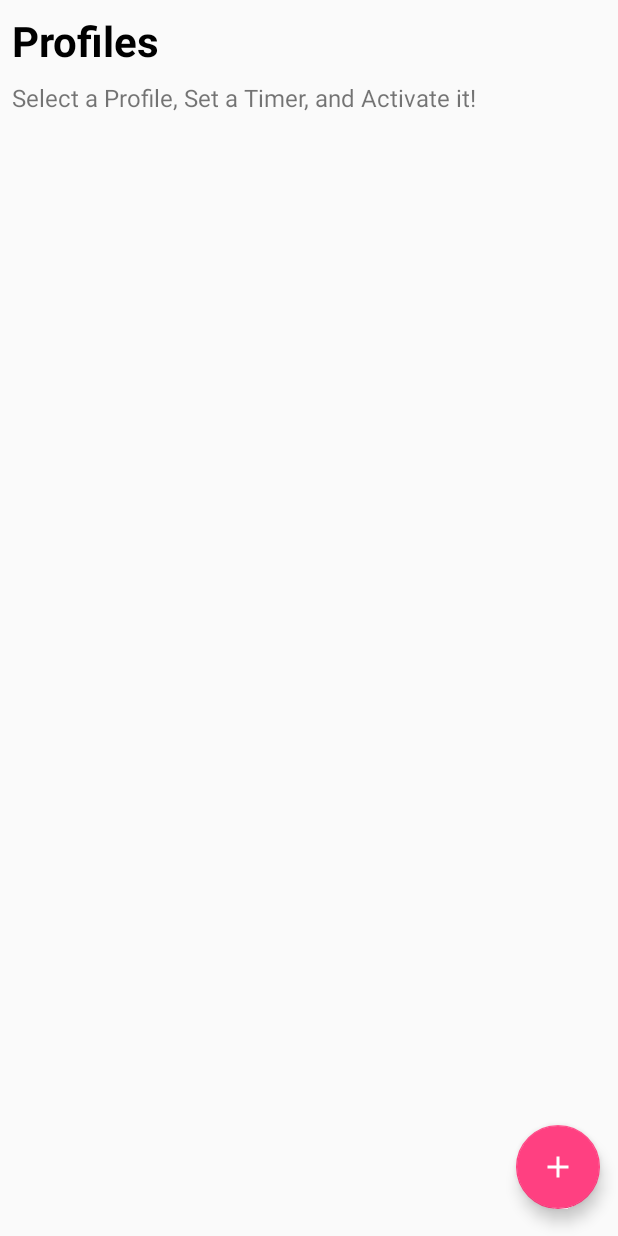
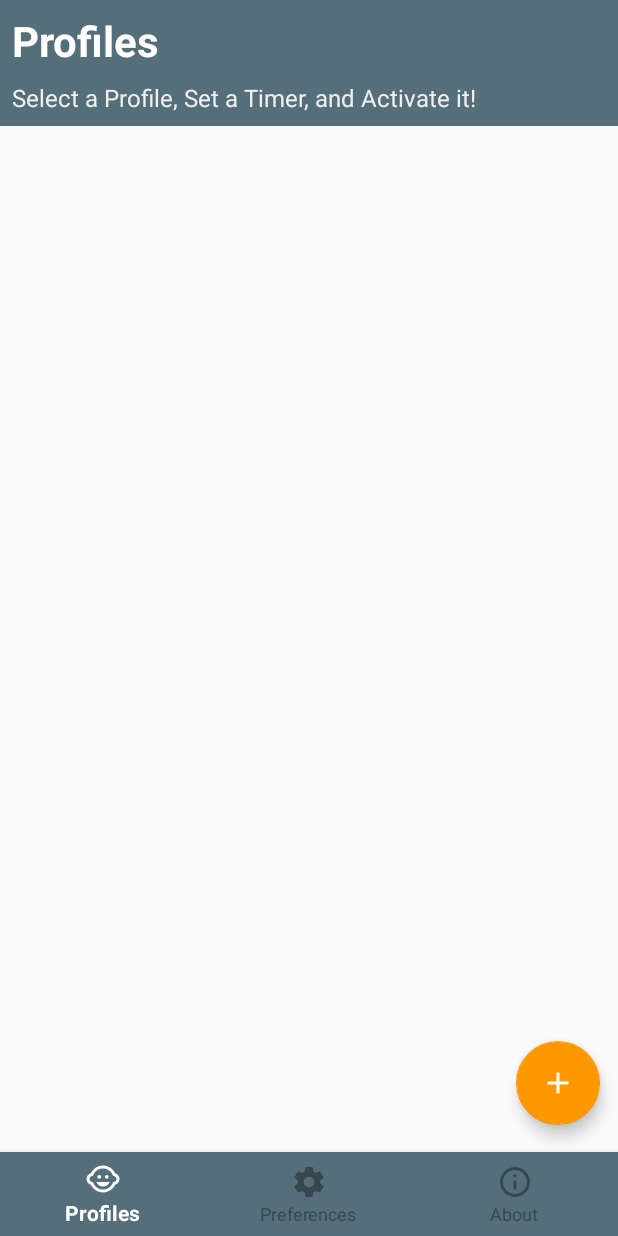
Before and after one commit to a7r3/LockIt, an Android app: the screen it shows after launch (MainActivity), on a phone screen of 412 x 824 dp. Run offline under Robolectric (Android 15) with nearby library versions, the phone set to English and light mode, and no system bars; our stand-ins replace RxJava.

Commit message:
New Colors; Bring in BottomNavigation (Just the UI)
Signed-off-by: Arvindraj <arvindultimate7352@gmail.com>

```diff
--- /dev/null
+++ b/app/src/main/res/color/bottom_nav_colors.xml
@@ -0,0 +1,5 @@
+<?xml version="1.0" encoding="utf-8"?>
+<selector xmlns:android="http://schemas.android.com/apk/res/android">
+    <item android:state_checked="false" android:color="@color/colorPrimaryDark" />
+    <item android:state_checked="true" android:color="#fff" />
+</selector>
--- /dev/null
+++ b/app/src/main/res/drawable/ic_child_care_black_24dp.xml
@@ -0,0 +1,15 @@
+<vector xmlns:android="http://schemas.android.com/apk/res/android"
+        android:width="24dp"
+        android:height="24dp"
+        android:viewportWidth="24.0"
+        android:viewportHeight="24.0">
+    <path
+        android:fillColor="#FF000000"
+        android:pathData="M14.5,10.5m-1.25,0a1.25,1.25 0,1 1,2.5 0a1.25,1.25 0,1 1,-2.5 0"/>
+    <path
+        android:fillColor="#FF000000"
+        android:pathData="M9.5,10.5m-1.25,0a1.25,1.25 0,1 1,2.5 0a1.25,1.25 0,1 1,-2.5 0"/>
+    <path
+        android:fillColor="#FF000000"
+        android:pathData="M22.94,12.66c0.04,-0.21 0.06,-0.43 0.06,-0.66s-0.02,-0.45 -0.06,-0.66c-0.25,-1.51 -1.36,-2.74 -2.81,-3.17 -0.53,-1.12 -1.28,-2.1 -2.19,-2.91C16.36,3.85 14.28,3 12,3s-4.36,0.85 -5.94,2.26c-0.92,0.81 -1.67,1.8 -2.19,2.91 -1.45,0.43 -2.56,1.65 -2.81,3.17 -0.04,0.21 -0.06,0.43 -0.06,0.66s0.02,0.45 0.06,0.66c0.25,1.51 1.36,2.74 2.81,3.17 0.52,1.11 1.27,2.09 2.17,2.89C7.62,20.14 9.71,21 12,21s4.38,-0.86 5.97,-2.28c0.9,-0.8 1.65,-1.79 2.17,-2.89 1.44,-0.43 2.55,-1.65 2.8,-3.17zM19,14c-0.1,0 -0.19,-0.02 -0.29,-0.03 -0.2,0.67 -0.49,1.29 -0.86,1.86C16.6,17.74 14.45,19 12,19s-4.6,-1.26 -5.85,-3.17c-0.37,-0.57 -0.66,-1.19 -0.86,-1.86 -0.1,0.01 -0.19,0.03 -0.29,0.03 -1.1,0 -2,-0.9 -2,-2s0.9,-2 2,-2c0.1,0 0.19,0.02 0.29,0.03 0.2,-0.67 0.49,-1.29 0.86,-1.86C7.4,6.26 9.55,5 12,5s4.6,1.26 5.85,3.17c0.37,0.57 0.66,1.19 0.86,1.86 0.1,-0.01 0.19,-0.03 0.29,-0.03 1.1,0 2,0.9 2,2s-0.9,2 -2,2zM7.5,14c0.76,1.77 2.49,3 4.5,3s3.74,-1.23 4.5,-3h-9z"/>
+</vector>
--- /dev/null
+++ b/app/src/main/res/drawable/ic_info_outline_black_24dp.xml
@@ -0,0 +1,9 @@
+<vector xmlns:android="http://schemas.android.com/apk/res/android"
+        android:width="24dp"
+        android:height="24dp"
+        android:viewportWidth="24.0"
+        android:viewportHeight="24.0">
+    <path
+        android:fillColor="#FF000000"
+        android:pathData="M11,17h2v-6h-2v6zM12,2C6.48,2 2,6.48 2,12s4.48,10 10,10 10,-4.48 10,-10S17.52,2 12,2zM12,20c-4.41,0 -8,-3.59 -8,-8s3.59,-8 8,-8 8,3.59 8,8 -3.59,8 -8,8zM11,9h2L13,7h-2v2z"/>
+</vector>
--- /dev/null
+++ b/app/src/main/res/drawable/ic_settings_black_24dp.xml
@@ -0,0 +1,9 @@
+<vector xmlns:android="http://schemas.android.com/apk/res/android"
+        android:width="24dp"
+        android:height="24dp"
+        android:viewportWidth="24.0"
+        android:viewportHeight="24.0">
+    <path
+        android:fillColor="#FF000000"
+        android:pathData="M19.43,12.98c0.04,-0.32 0.07,-0.64 0.07,-0.98s-0.03,-0.66 -0.07,-0.98l2.11,-1.65c0.19,-0.15 0.24,-0.42 0.12,-0.64l-2,-3.46c-0.12,-0.22 -0.39,-0.3 -0.61,-0.22l-2.49,1c-0.52,-0.4 -1.08,-0.73 -1.69,-0.98l-0.38,-2.65C14.46,2.18 14.25,2 14,2h-4c-0.25,0 -0.46,0.18 -0.49,0.42l-0.38,2.65c-0.61,0.25 -1.17,0.59 -1.69,0.98l-2.49,-1c-0.23,-0.09 -0.49,0 -0.61,0.22l-2,3.46c-0.13,0.22 -0.07,0.49 0.12,0.64l2.11,1.65c-0.04,0.32 -0.07,0.65 -0.07,0.98s0.03,0.66 0.07,0.98l-2.11,1.65c-0.19,0.15 -0.24,0.42 -0.12,0.64l2,3.46c0.12,0.22 0.39,0.3 0.61,0.22l2.49,-1c0.52,0.4 1.08,0.73 1.69,0.98l0.38,2.65c0.03,0.24 0.24,0.42 0.49,0.42h4c0.25,0 0.46,-0.18 0.49,-0.42l0.38,-2.65c0.61,-0.25 1.17,-0.59 1.69,-0.98l2.49,1c0.23,0.09 0.49,0 0.61,-0.22l2,-3.46c0.12,-0.22 0.07,-0.49 -0.12,-0.64l-2.11,-1.65zM12,15.5c-1.93,0 -3.5,-1.57 -3.5,-3.5s1.57,-3.5 3.5,-3.5 3.5,1.57 3.5,3.5 -1.57,3.5 -3.5,3.5z"/>
+</vector>
--- a/app/src/main/res/layout/activity_main.xml
+++ b/app/src/main/res/layout/activity_main.xml
@@ -2,18 +2,21 @@
 <android.support.constraint.ConstraintLayout xmlns:android="http://schemas.android.com/apk/res/android"
     xmlns:app="http://schemas.android.com/apk/res-auto"
     android:layout_width="match_parent"
-    android:layout_height="match_parent">
+    android:layout_height="match_parent"
+    xmlns:tools="http://schemas.android.com/tools">
 
     <TextView
         android:id="@+id/main_title"
-        android:layout_width="wrap_content"
+        android:layout_width="0dp"
         android:layout_height="wrap_content"
-        android:layout_marginStart="8dp"
-        android:layout_marginTop="8dp"
+        android:paddingTop="8dp"
+        android:paddingStart="8dp"
+        android:background="@color/colorPrimary"
         android:text="Profiles"
-        android:textColor="#000"
+        android:textColor="#fff"
         android:textSize="28sp"
         android:textStyle="bold"
+        app:layout_constraintEnd_toEndOf="parent"
         app:layout_constraintStart_toStartOf="parent"
         app:layout_constraintTop_toTopOf="parent" />
 
@@ -21,11 +24,11 @@
         android:id="@+id/main_subtitle"
         android:layout_width="0dp"
         android:layout_height="wrap_content"
-        android:layout_marginEnd="8dp"
-        android:layout_marginStart="8dp"
-        android:layout_marginTop="8dp"
+        android:background="@color/colorPrimary"
+        android:padding="8dp"
         android:text="Select a Profile, Set a Timer, and Activate it!"
         android:textSize="16sp"
+        android:textColor="#f0f0f0"
         app:layout_constraintEnd_toEndOf="parent"
         app:layout_constraintStart_toStartOf="parent"
         app:layout_constraintTop_toBottomOf="@id/main_title" />
@@ -36,9 +39,10 @@
         android:layout_height="wrap_content"
         android:gravity="center"
         android:orientation="vertical"
-        app:layout_constraintBottom_toBottomOf="parent"
+        app:layout_constraintBottom_toTopOf="@id/main_navbar"
         app:layout_constraintEnd_toEndOf="parent"
         app:layout_constraintStart_toStartOf="parent"
+        android:visibility="gone"
         app:layout_constraintTop_toBottomOf="@id/main_subtitle">
 
         <ImageView
@@ -74,8 +78,8 @@
         android:id="@+id/profile_recyclerview"
         android:layout_width="0dp"
         android:layout_height="0dp"
-        android:layout_marginTop="8dp"
-        app:layout_constraintBottom_toBottomOf="parent"
+        tools:listitem="@layout/profile_item"
+        app:layout_constraintBottom_toTopOf="@id/main_navbar"
         app:layout_constraintEnd_toEndOf="parent"
         app:layout_constraintStart_toStartOf="parent"
         app:layout_constraintTop_toBottomOf="@id/main_subtitle" />
@@ -87,8 +91,23 @@
         android:src="@drawable/ic_add_black_24dp"
         android:tint="#fff"
         app:fabSize="normal"
+        app:layout_constraintBottom_toTopOf="@id/main_navbar"
         app:layout_constraintBottom_toBottomOf="parent"
         app:layout_constraintEnd_toEndOf="parent"
         app:useCompatPadding="true" />
 
+    <android.support.design.widget.BottomNavigationView
+        android:layout_width="match_parent"
+        android:id="@+id/main_navbar"
+        android:layout_height="wrap_content"
+        app:layout_constraintStart_toStartOf="parent"
+        app:layout_constraintEnd_toEndOf="parent"
+        app:layout_constraintBottom_toBottomOf="parent"
+        app:menu="@menu/bottom_nav_menu"
+        android:elevation="2dp"
+        android:background="@color/colorPrimary"
+        app:itemIconTint="@color/bottom_nav_colors"
+        app:itemTextColor="@color/bottom_nav_colors"
+        app:itemBackground="@color/colorPrimary" />
+
 </android.support.constraint.ConstraintLayout>
--- /dev/null
+++ b/app/src/main/res/menu/bottom_nav_menu.xml
@@ -0,0 +1,18 @@
+<?xml version="1.0" encoding="utf-8"?>
+<menu xmlns:android="http://schemas.android.com/apk/res/android">
+
+    <group android:checkableBehavior="single">
+        <item
+            android:id="@+id/profiles_item"
+            android:icon="@drawable/ic_child_care_black_24dp"
+            android:title="Profiles"/>
+        <item
+            android:id="@+id/preferences_item"
+            android:icon="@drawable/ic_settings_black_24dp"
+            android:title="Preferences"/>
+        <item
+            android:id="@+id/about_item"
+            android:icon="@drawable/ic_info_outline_black_24dp"
+            android:title="About"/>
+    </group>
+</menu>
--- a/app/src/main/res/values/colors.xml
+++ b/app/src/main/res/values/colors.xml
@@ -1,6 +1,6 @@
 <?xml version="1.0" encoding="utf-8"?>
 <resources>
-    <color name="colorPrimary">#3F51B5</color>
-    <color name="colorPrimaryDark">#303F9F</color>
-    <color name="colorAccent">#FF4081</color>
+    <color name="colorPrimary">#546E7A</color>
+    <color name="colorPrimaryDark">#37474F</color>
+    <color name="colorAccent">#FF9800</color>
 </resources>
```
